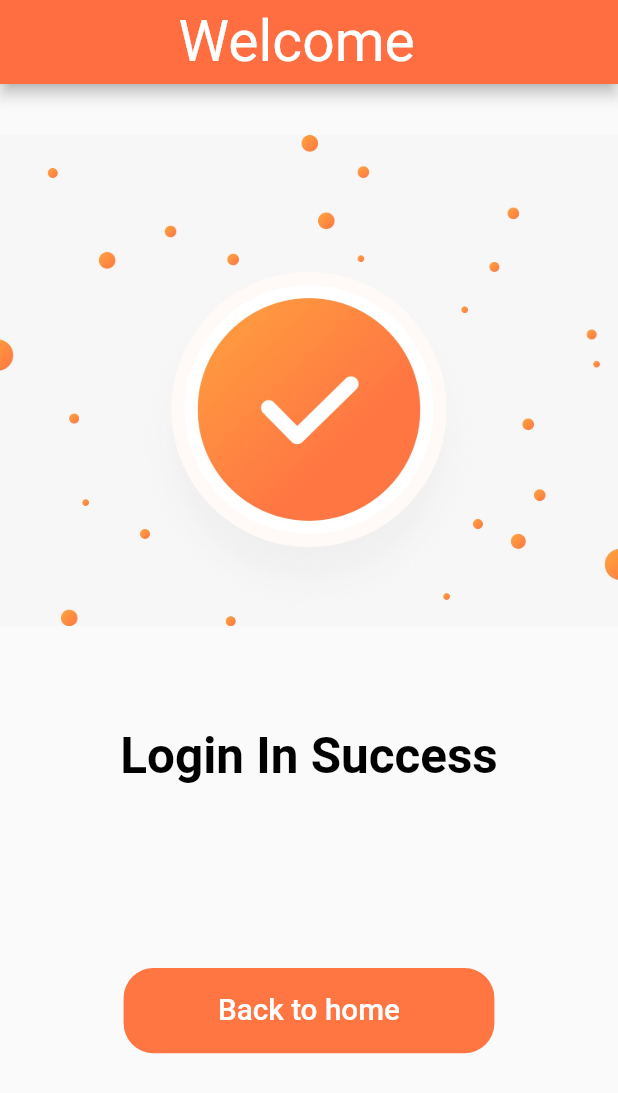
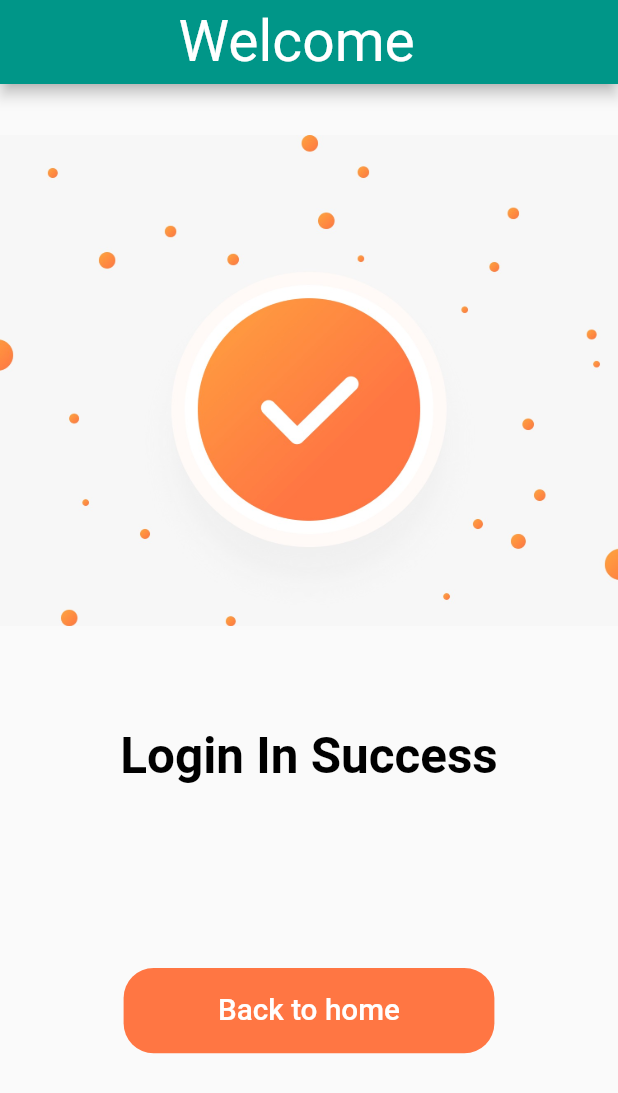
Before and after one commit to vishal1677/HealthPlusApp, a Flutter app: the LoginSuccessScreen screen opened by its route, on a phone screen of 412 x 824 dp. Shown: the top 1093 px of the screen. Run offline on Flutter 3.47's test engine with Material 2 defaults, Android fonts, the phone set to English and light mode, and no system bars; drawn by our look-alikes of overlay_support; our stand-ins replace cloud_firestore, firebase_auth, firebase_core, flutter_secure_storage, flutter_svg, fluttertoast and 3 more; accounts and stored records are empty; generated files the repository leaves out were written again.

Commit message:
Final colour change in login success screen

```diff
--- a/lib/loginsucessscreen/login_sucess_screen.dart
+++ b/lib/loginsucessscreen/login_sucess_screen.dart
@@ -14,7 +14,7 @@ class LoginSuccessScreen extends StatelessWidget {
     return Scaffold(
         resizeToAvoidBottomInset: false,
         appBar: AppBar(
-          backgroundColor: Colors.deepOrangeAccent,
+          backgroundColor: Colors.teal,
           leading: SizedBox(),
           //title: Text("Login Success",),
           title: Text("     Welcome",style: TextStyle(fontSize: 38,fontWeight: FontWeight.w400),),
```
